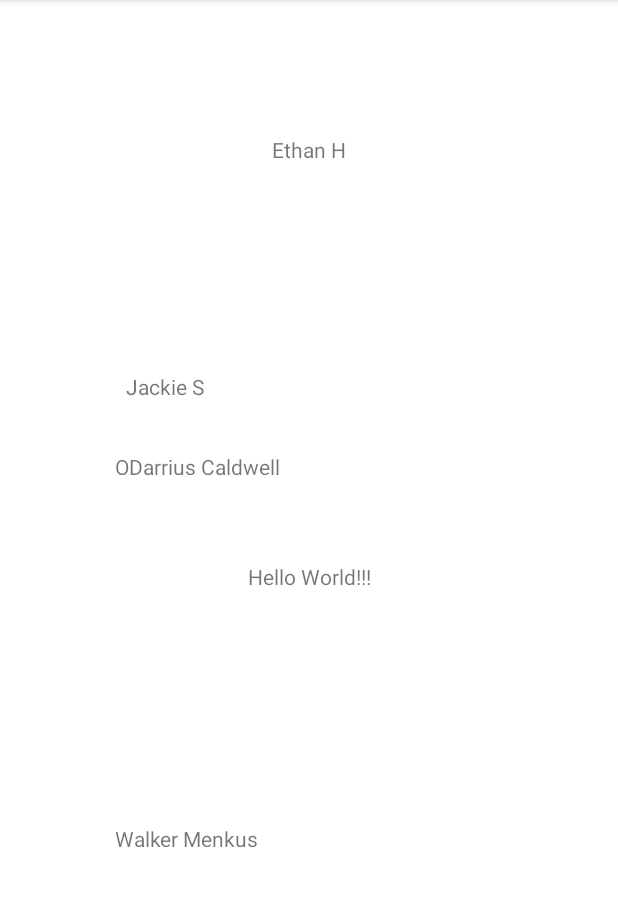
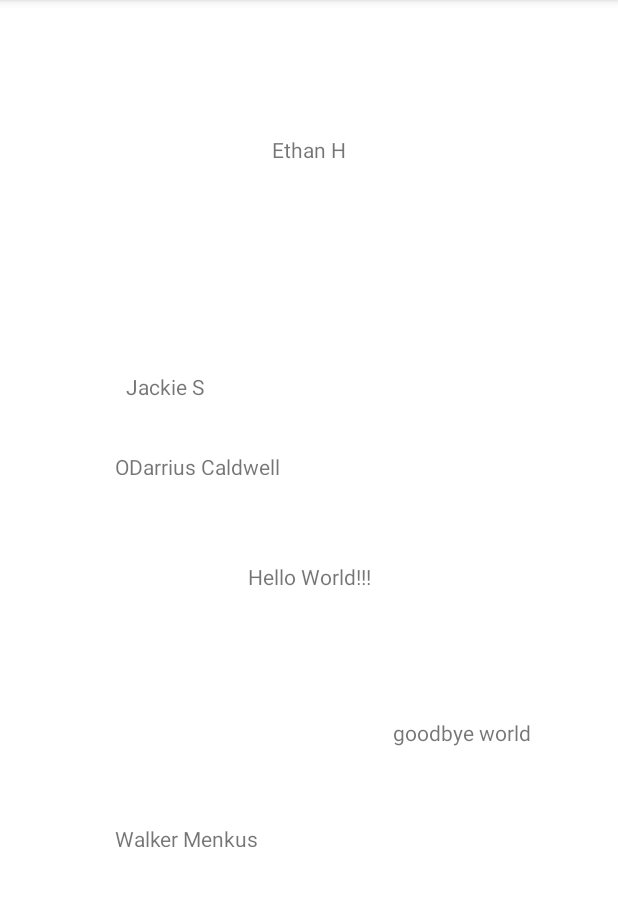
Before and after one commit to ocaldwell1/ProjectJanus, an Android app: the screen it shows after launch (MainActivity), on a phone screen of 412 x 824 dp, the part 84-990 px from its top. Run offline under Robolectric (Android 15) with nearby library versions, the light colour scheme and no system bars.

Commit message:
testing branch

```diff
--- a/app/src/main/res/layout/activity_main.xml
+++ b/app/src/main/res/layout/activity_main.xml
@@ -65,4 +65,16 @@
         app:layout_constraintTop_toTopOf="parent"
         app:layout_constraintVertical_bias="0.331" />
 
+    <TextView
+        android:id="@+id/textView"
+        android:layout_width="93dp"
+        android:layout_height="19dp"
+        android:text="goodbye world"
+        app:layout_constraintBottom_toBottomOf="parent"
+        app:layout_constraintEnd_toEndOf="parent"
+        app:layout_constraintHorizontal_bias="0.823"
+        app:layout_constraintStart_toStartOf="parent"
+        app:layout_constraintTop_toTopOf="parent"
+        app:layout_constraintVertical_bias="0.639" />
+
 </androidx.constraintlayout.widget.ConstraintLayout>
```
